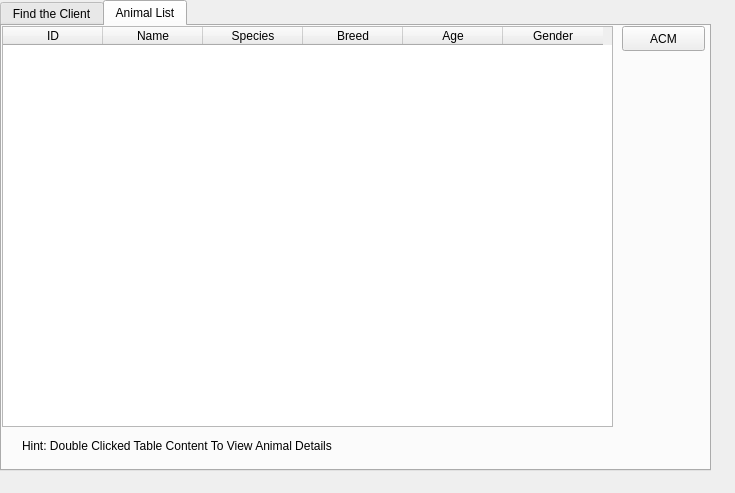
Before: the Qt Designer form ClientInterface/clientwindow.ui in CRM2017/cuACS, drawn with Qt 5.
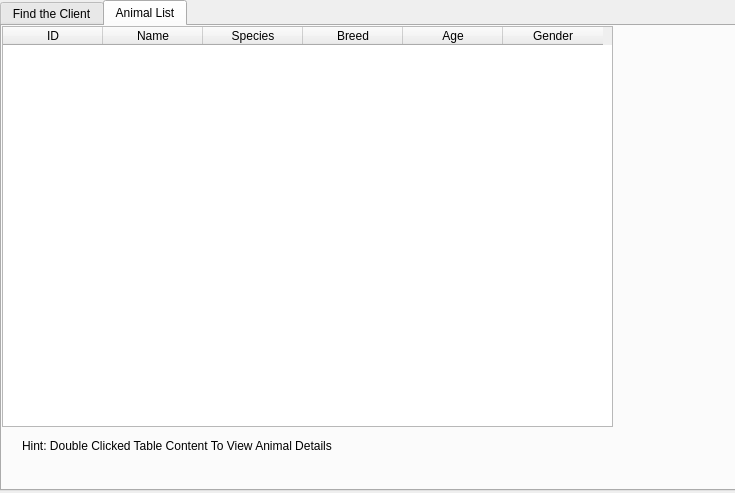
After: the same form once the commit is applied. The open tabs and pages were chosen to show the change.

```diff
--- a/ClientInterface/clientwindow.ui
+++ b/ClientInterface/clientwindow.ui
@@ -18,8 +18,8 @@
     <rect>
      <x>0</x>
      <y>0</y>
-     <width>711</width>
-     <height>471</height>
+     <width>741</width>
+     <height>491</height>
     </rect>
    </property>
    <property name="currentIndex">
@@ -201,19 +201,6 @@
       </property>
      </column>
     </widget>
-    <widget class="QPushButton" name="recommandButton">
-     <property name="geometry">
-      <rect>
-       <x>620</x>
-       <y>0</y>
-       <width>83</width>
-       <height>25</height>
-      </rect>
-     </property>
-     <property name="text">
-      <string>ACM</string>
-     </property>
-    </widget>
     <widget class="QLabel" name="label_11">
      <property name="geometry">
       <rect>
```
